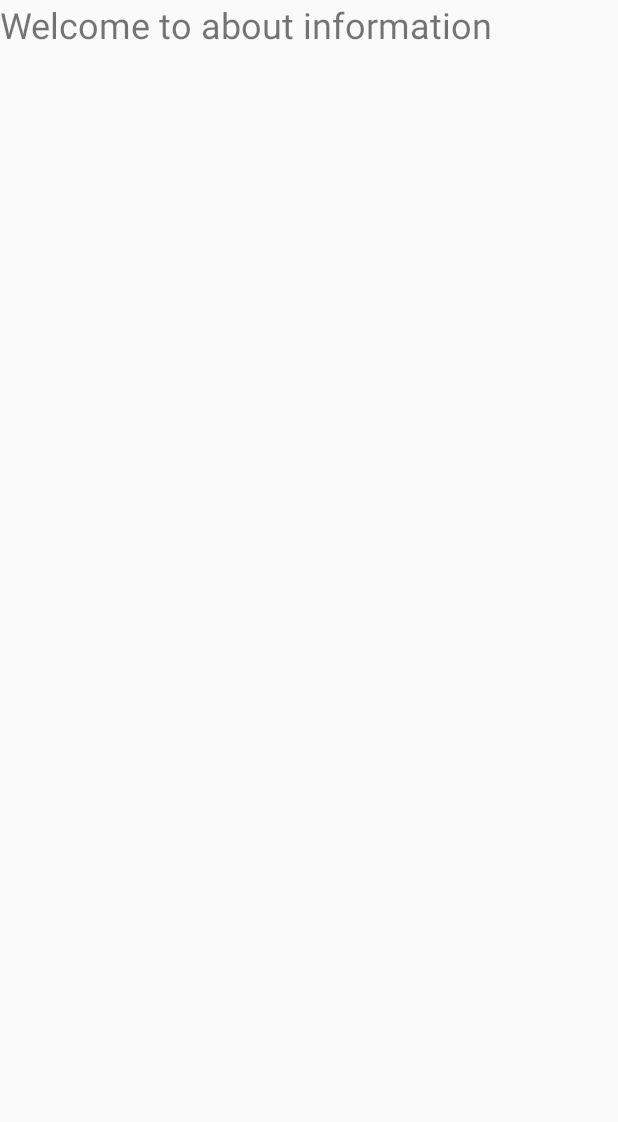
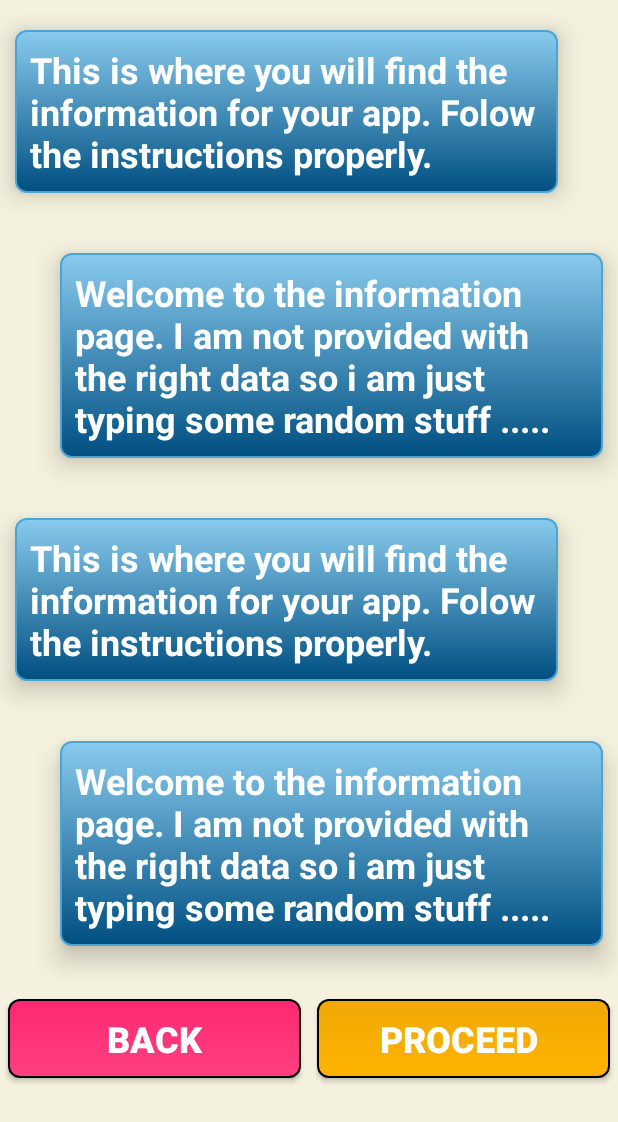
Before and after one commit to JuzerTaher/TheGuessGame, an Android app: the About screen opened directly, with no data from a screen before it, on a phone screen of 412 x 824 dp. Shown: the top 1122 px of the screen. Run offline under Robolectric (Android 15) with nearby library versions, the phone set to English and light mode, and no system bars.

Commit message:
About option also completed and everythin working fine.

```diff
--- a/app/src/main/java/com/example/juzer/dashboard/About.java
+++ b/app/src/main/java/com/example/juzer/dashboard/About.java
@@ -1,13 +1,41 @@
 package com.example.juzer.dashboard;
 
+import android.content.Intent;
 import android.support.v7.app.AppCompatActivity;
 import android.os.Bundle;
+import android.view.View;
+import android.widget.Button;
 
-public class About extends AppCompatActivity {
+public class About extends AppCompatActivity implements View.OnClickListener {
+
+    Button btnProceed,btnBack;
 
     @Override
     protected void onCreate(Bundle savedInstanceState) {
         super.onCreate(savedInstanceState);
         setContentView(R.layout.activity_about);
+
+        btnBack=(Button) findViewById(R.id.btnBack);
+        btnProceed=(Button) findViewById(R.id.btnProceed);
+
+        btnProceed.setOnClickListener(About.this);
+        btnBack.setOnClickListener(About.this);
+    }
+
+    @Override
+    public void onClick(View view) {
+        switch(view.getId()){
+            case R.id.btnProceed:
+                Intent i;
+                i=new Intent(About.this,Start.class);
+                startActivity(i);
+                break;
+            case R.id.btnBack:
+                Intent i2;
+                i2=new Intent(About.this,MainActivity.class);
+                startActivity(i2);
+                break;
+
+        }
     }
 }
--- a/app/src/main/java/com/example/juzer/dashboard/MainActivity.java
+++ b/app/src/main/java/com/example/juzer/dashboard/MainActivity.java
@@ -45,35 +45,37 @@ public class MainActivity extends AppCompatActivity implements View.OnTouchListe
         switch(view.getId()){
 
             case R.id.cardStart:
+
                 if (motionEvent.getAction() == MotionEvent.ACTION_DOWN) {
                     cardStart.setCardBackgroundColor(getResources().getColor(R.color.cardPressed));
                     Intent i;
-                    i=new Intent(MainActivity.this,Start.class);
+                    i = new Intent(MainActivity.this, Start.class);
                     startActivity(i);
-                } else if (motionEvent.getAction() == MotionEvent.ACTION_UP) {
-                    cardStart.setCardBackgroundColor(getResources().getColor(R.color.cardReleased));
+                }
+                else if (motionEvent.getAction() == MotionEvent.ACTION_UP) {
+                    cardStart.setCardBackgroundColor(getResources().getColor(R.color.white));
                 }
                 break;
 
             case R.id.cardAbout:
                 if (motionEvent.getAction() == MotionEvent.ACTION_DOWN) {
                     cardAbout.setCardBackgroundColor(getResources().getColor(R.color.cardPressed));
-                    Intent i;
-                    i=new Intent(MainActivity.this,About.class);
-                    startActivity(i);
+                    Intent i1;
+                    i1=new Intent(MainActivity.this,About.class);
+                    startActivity(i1);
                 } else if (motionEvent.getAction() == MotionEvent.ACTION_UP) {
-                    cardAbout.setCardBackgroundColor(getResources().getColor(R.color.cardReleased));
+                    cardAbout.setCardBackgroundColor(getResources().getColor(R.color.white));
                 }
                 break;
 
             case R.id.cardSettings:
                 if (motionEvent.getAction() == MotionEvent.ACTION_DOWN) {
                     cardSettings.setCardBackgroundColor(getResources().getColor(R.color.cardPressed));
-                    Intent i;
-                    i=new Intent(MainActivity.this,Settings.class);
-                    startActivity(i);
+                    Intent i2;
+                    i2=new Intent(MainActivity.this,Settings.class);
+                    startActivity(i2);
                 } else if (motionEvent.getAction() == MotionEvent.ACTION_UP) {
-                    cardSettings.setCardBackgroundColor(getResources().getColor(R.color.cardReleased));
+                    cardSettings.setCardBackgroundColor(getResources().getColor(R.color.white));
                 }
                 break;
 
@@ -88,7 +90,7 @@ public class MainActivity extends AppCompatActivity implements View.OnTouchListe
                         }
                     }).create().show();
                 } else if (motionEvent.getAction() == MotionEvent.ACTION_UP) {
-                    cardExit.setCardBackgroundColor(getResources().getColor(R.color.cardReleased));
+                    cardExit.setCardBackgroundColor(getResources().getColor(R.color.white));
                 }
                 break;
 
@@ -100,9 +102,9 @@ public class MainActivity extends AppCompatActivity implements View.OnTouchListe
      @Override
     protected void onPause() {
         super.onPause();
-        cardStart.setCardBackgroundColor(getResources().getColor(R.color.cardReleased));
-        cardSettings.setCardBackgroundColor(getResources().getColor(R.color.cardReleased));
-        cardAbout.setCardBackgroundColor(getResources().getColor(R.color.cardReleased));
-        cardExit.setCardBackgroundColor(getResources().getColor(R.color.cardReleased));
+        cardStart.setCardBackgroundColor(getResources().getColor(R.color.white));
+        cardSettings.setCardBackgroundColor(getResources().getColor(R.color.white));
+        cardAbout.setCardBackgroundColor(getResources().getColor(R.color.white));
+        cardExit.setCardBackgroundColor(getResources().getColor(R.color.white));
     }
 }
--- /dev/null
+++ b/app/src/main/res/drawable/about_text1.xml
@@ -0,0 +1,38 @@
+<?xml version="1.0" encoding="UTF-8"?>
+<selector xmlns:android="http://schemas.android.com/apk/res/android">
+    <item android:state_pressed="true" >
+        <shape>
+            <solid
+                android:color="#c30847" />
+            <stroke
+                android:width="1dp"
+                android:color="#222222" />
+            <corners
+                android:radius="7dp" />
+            <padding
+                android:left="10dp"
+                android:top="10dp"
+                android:right="10dp"
+                android:bottom="10dp" />
+        </shape>
+    </item>
+
+    <item>
+        <shape>
+            <gradient
+                android:startColor="#ff2871"
+                android:endColor="#ff4081"
+                android:angle="270" />
+            <stroke
+                android:width="1dp"
+                android:color="#000" />
+            <corners
+                android:radius="7dp" />
+            <padding
+                android:left="10dp"
+                android:top="10dp"
+                android:right="10dp"
+                android:bottom="10dp" />
+        </shape>
+    </item>
+</selector>
--- /dev/null
+++ b/app/src/main/res/drawable/about_text3.xml
@@ -0,0 +1,38 @@
+<?xml version="1.0" encoding="UTF-8"?>
+<selector xmlns:android="http://schemas.android.com/apk/res/android">
+    <item android:state_pressed="true" >
+        <shape>
+            <solid
+                android:color="#be7002" />
+            <stroke
+                android:width="1dp"
+                android:color="#222222" />
+            <corners
+                android:radius="7dp" />
+            <padding
+                android:left="10dp"
+                android:top="10dp"
+                android:right="10dp"
+                android:bottom="10dp" />
+        </shape>
+    </item>
+
+    <item>
+        <shape>
+            <gradient
+                android:startColor="#efa905"
+                android:endColor="#ffb300"
+                android:angle="270" />
+            <stroke
+                android:width="1dp"
+                android:color="#000" />
+            <corners
+                android:radius="7dp" />
+            <padding
+                android:left="10dp"
+                android:top="10dp"
+                android:right="10dp"
+                android:bottom="10dp" />
+        </shape>
+    </item>
+</selector>
--- /dev/null
+++ b/app/src/main/res/drawable/button_pressed.xml
@@ -0,0 +1,37 @@
+<?xml version="1.0" encoding="UTF-8"?>
+<selector xmlns:android="http://schemas.android.com/apk/res/android">
+    <item android:state_pressed="true" >
+        <shape>
+            <solid
+                android:color="#004F81" />
+            <stroke
+                android:width="1dp"
+                android:color="#222222" />
+            <corners
+                android:radius="7dp" />
+            <padding
+                android:left="10dp"
+                android:top="10dp"
+                android:right="10dp"
+                android:bottom="10dp" />
+        </shape>
+    </item>
+    <item>
+        <shape>
+            <gradient
+                android:startColor="#89cbee"
+                android:endColor="#004F81"
+                android:angle="270" />
+            <stroke
+                android:width="1dp"
+                android:color="#4aa5d4" />
+            <corners
+                android:radius="7dp" />
+            <padding
+                android:left="10dp"
+                android:top="10dp"
+                android:right="10dp"
+                android:bottom="10dp" />
+        </shape>
+    </item>
+</selector>
--- /dev/null
+++ b/app/src/main/res/drawable/card_bcakground.xml
@@ -0,0 +1,38 @@
+<?xml version="1.0" encoding="UTF-8"?>
+<selector xmlns:android="http://schemas.android.com/apk/res/android">
+    <item android:state_pressed="true" >
+        <shape>
+            <solid
+                android:color="#FFDFDFDF" />
+            <stroke
+                android:width="1dp"
+                android:color="#222222" />
+            <corners
+                android:radius="7dp" />
+            <padding
+                android:left="10dp"
+                android:top="10dp"
+                android:right="10dp"
+                android:bottom="10dp" />
+        </shape>
+    </item>
+
+    <item>
+        <shape>
+            <gradient
+                android:startColor="#fbf9ec"
+                android:endColor="#fcfbfc"
+                android:angle="270" />
+            <stroke
+                android:width="1dp"
+                android:color="#000" />
+            <corners
+                android:radius="7dp" />
+            <padding
+                android:left="10dp"
+                android:top="10dp"
+                android:right="10dp"
+                android:bottom="10dp" />
+        </shape>
+    </item>
+</selector>
--- a/app/src/main/res/layout/activity_about.xml
+++ b/app/src/main/res/layout/activity_about.xml
@@ -1,15 +1,127 @@
 <?xml version="1.0" encoding="utf-8"?>
-<android.support.constraint.ConstraintLayout xmlns:android="http://schemas.android.com/apk/res/android"
+<RelativeLayout xmlns:android="http://schemas.android.com/apk/res/android"
     xmlns:app="http://schemas.android.com/apk/res-auto"
     xmlns:tools="http://schemas.android.com/tools"
     android:layout_width="match_parent"
     android:layout_height="match_parent"
+    android:background="@color/colorBackground"
     tools:context=".About">
 
-    <TextView
-        android:layout_width="wrap_content"
-        android:layout_height="wrap_content"
-        android:text="Welcome to about information"
-        android:textSize="24dp"/>
+    <ScrollView
+        android:layout_width="match_parent"
+        android:layout_height="match_parent">
 
-</android.support.constraint.ConstraintLayout>
+        <LinearLayout
+            android:layout_width="match_parent"
+            android:layout_height="wrap_content"
+            android:orientation="vertical" >
+
+            <LinearLayout
+                android:layout_width="match_parent"
+                android:layout_height="match_parent"
+                android:orientation="vertical">
+
+                <TextView
+                    android:layout_width="match_parent"
+                    android:layout_height="wrap_content"
+                    android:layout_marginLeft="10dp"
+                    android:layout_marginRight="40dp"
+                    android:layout_marginTop="20dp"
+                    android:background="@drawable/button_pressed"
+                    android:elevation="10dp"
+                    android:text="This is where you will find the information for your app. Folow the instructions properly."
+                    android:textColor="@color/white"
+                    android:textSize="24dp"
+                    android:textStyle="bold" />
+
+                <android.support.v4.widget.Space
+                    android:layout_width="match_parent"
+                    android:layout_height="20dp" />
+
+                <TextView
+                    android:layout_width="match_parent"
+                    android:layout_height="wrap_content"
+                    android:layout_marginLeft="40dp"
+                    android:layout_marginRight="10dp"
+                    android:layout_marginTop="20dp"
+                    android:background="@drawable/button_pressed"
+                    android:elevation="10dp"
+                    android:text="Welcome to the information page. I am not provided with the right data so i am just typing some random stuff ....."
+                    android:textColor="@color/white"
+                    android:textSize="24dp"
+                    android:textStyle="bold" />
+
+                <android.support.v4.widget.Space
+                    android:layout_width="match_parent"
+                    android:layout_height="20dp" />
+
+                <TextView
+                    android:layout_width="match_parent"
+                    android:layout_height="wrap_content"
+                    android:layout_marginLeft="10dp"
+                    android:layout_marginRight="40dp"
+                    android:layout_marginTop="20dp"
+                    android:background="@drawable/button_pressed"
+                    android:elevation="10dp"
+                    android:text="This is where you will find the information for your app. Folow the instructions properly."
+                    android:textColor="@color/white"
+                    android:textSize="24dp"
+                    android:textStyle="bold" />
+
+                <android.support.v4.widget.Space
+                    android:layout_width="match_parent"
+                    android:layout_height="20dp" />
+
+                <TextView
+                    android:layout_width="match_parent"
+                    android:layout_height="wrap_content"
+                    android:layout_marginLeft="40dp"
+                    android:layout_marginRight="10dp"
+                    android:layout_marginTop="20dp"
+                    android:background="@drawable/button_pressed"
+                    android:elevation="10dp"
+                    android:text="Welcome to the information page. I am not provided with the right data so i am just typing some random stuff ....."
+                    android:textColor="@color/white"
+                    android:textSize="24dp"
+                    android:textStyle="bold" />
+
+                <android.support.v4.widget.Space
+                    android:layout_width="match_parent"
+                    android:layout_height="30dp" />
+
+                <LinearLayout
+                    android:layout_width="match_parent"
+                    android:layout_height="wrap_content"
+                    android:orientation="horizontal">
+
+                    <Button
+                        android:layout_width="0dp"
+                        android:layout_height="wrap_content"
+                        android:layout_margin="5dp"
+                        android:id="@+id/btnBack"
+                        android:layout_weight="5"
+                        android:elevation="10dp"
+                        android:text="BACK"
+                        android:textSize="24dp"
+                        android:textStyle="bold"
+                        android:textColor="@color/white"
+                        android:background="@drawable/about_text1"/>
+
+                    <Button
+                        android:layout_width="0dp"
+                        android:layout_height="wrap_content"
+                        android:layout_margin="5dp"
+                        android:layout_weight="5"
+                        android:id="@+id/btnProceed"
+                        android:elevation="5dp"
+                        android:text="PROCEED "
+                        android:textColor="@color/white"
+                        android:textSize="24dp"
+                        android:background="@drawable/about_text3"
+                        android:textStyle="bold" />
+                </LinearLayout>
+
+            </LinearLayout>
+        </LinearLayout>
+    </ScrollView>
+</RelativeLayout>
--- a/app/src/main/res/values/colors.xml
+++ b/app/src/main/res/values/colors.xml
@@ -9,5 +9,5 @@
     <color name="colorGreen">#00bfa5</color>
     <color name="colorAccent">#ff4081</color>
     <color name="cardPressed">#ededed</color>
-    <color name="cardReleased">#fff</color>
+    <color name="white">#fff</color>
 </resources>
```
